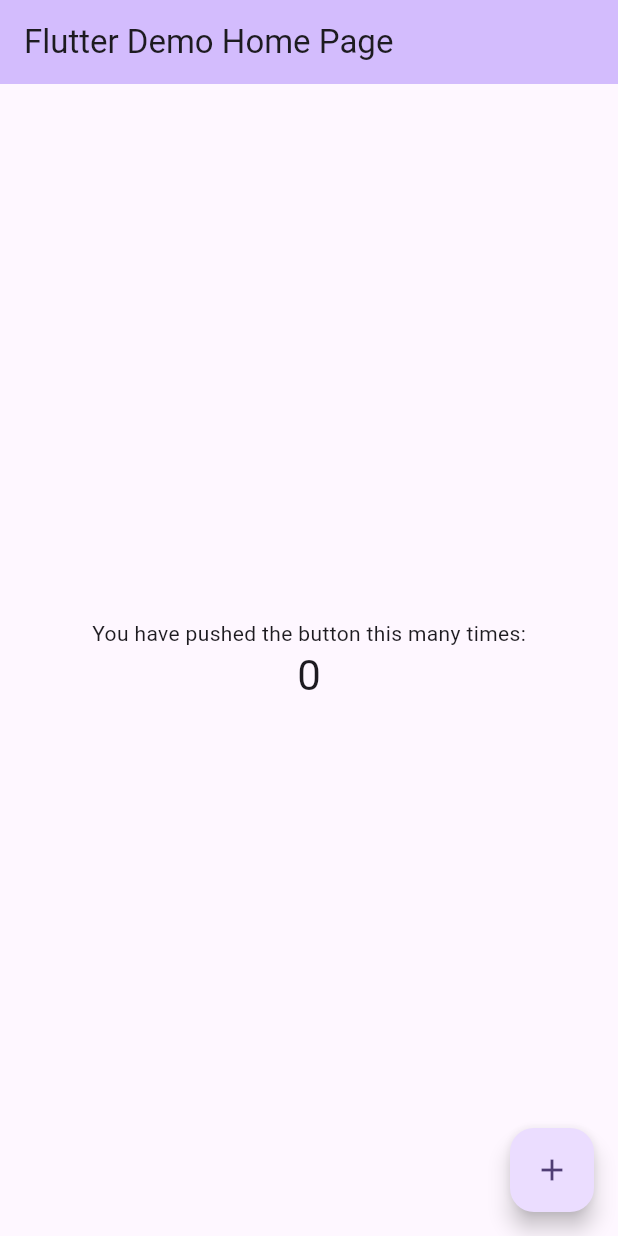
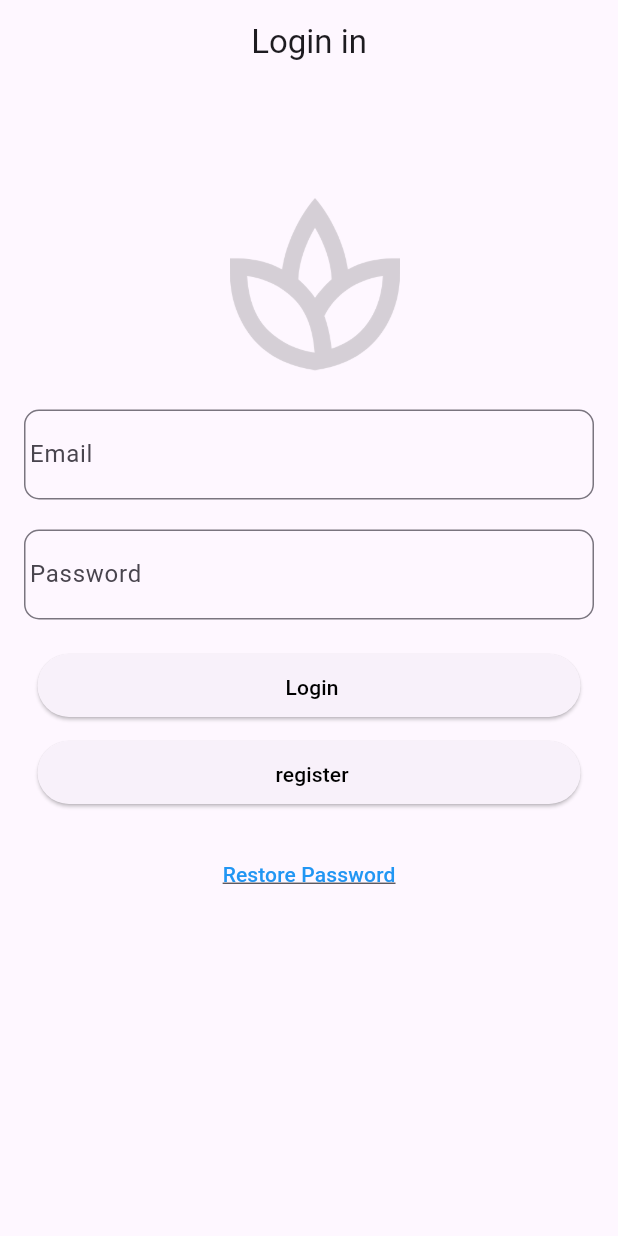
Before and after one commit to 211099/redsocial-flutter, a Flutter app: the screen it shows after launch, on a phone screen of 412 x 824 dp. Run offline on Flutter 3.47's test engine with Material 2 defaults, Android fonts, the light colour scheme and no system bars; our stand-ins replace google_fonts.

Commit message:
Vistas funcionales terminadas user

```diff
--- /dev/null
+++ b/lib/feature/user/presentation/pages/login.dart
@@ -0,0 +1,127 @@
+import 'package:actividad1c2/feature/user/presentation/pages/register.dart';
+import 'package:actividad1c2/feature/user/presentation/pages/restore_pasword.dart';
+import 'package:flutter/material.dart';
+
+class Login extends StatelessWidget {
+  @override
+  Widget build(BuildContext context) {
+    final width = MediaQuery.of(context).size.width;
+
+    return Scaffold(
+      appBar: AppBar(
+        title: Center(child: Text('Login in')),
+      ),
+      body: Container(
+        child: Center(
+          child: Padding(
+            padding: EdgeInsets.all(16.0),
+            child: Stack(
+              children: <Widget>[
+                Positioned(
+                  top: 60,
+                  left: 137,
+                  child: Opacity(
+                    opacity: 0.4,
+                    child: Image(
+                      width: 114,
+                      height: 115,
+                      image: AssetImage('assets/spafill0wght400grad0opsz24-1-GuG.png'),
+                    ),
+                  ),
+                ),
+                Column(
+                  mainAxisAlignment: MainAxisAlignment.center,
+                  children: <Widget>[
+                    TextFormField(
+                      decoration: InputDecoration(
+                        labelText: 'Email',
+                        contentPadding: EdgeInsets.symmetric(vertical: 18),
+                        border: OutlineInputBorder(
+                          borderRadius: BorderRadius.circular(10.0),
+                        ),
+                      ),
+                      textAlign: TextAlign.center,
+                    ),
+                    SizedBox(height: 20),
+                    TextFormField(
+                      obscureText: true,
+                      decoration: InputDecoration(
+                        labelText: 'Password',
+                        contentPadding: EdgeInsets.symmetric(vertical: 18),
+                        border: OutlineInputBorder(
+                          borderRadius: BorderRadius.circular(10.0),
+                        ),
+                        alignLabelWithHint: true,
+                      ),
+                      textAlign: TextAlign.center,
+                    ),
+                    SizedBox(height: 20),
+                    ElevatedButton(
+                      onPressed: () {
+                        // Aquí puedes agregar la lógica para manejar el inicio de sesión
+                      },
+                      child: Container(
+                        width: 310,
+                        height: 40,
+                        margin: EdgeInsets.only(top: 2, left: 4),
+                        child: Center(
+                          child: Text(
+                            'Login',
+                            style: TextStyle(
+                              color: Colors.black,
+                            ),
+                          ),
+                        ),
+                      ),
+
+                    ),
+                    SizedBox(height: 10),
+                    ElevatedButton(
+                      onPressed: () {
+                        Navigator.push(
+                          context,
+                          MaterialPageRoute(builder: (context) => Register()), // Reemplaza 'RegisterView' con el nombre de tu vista de registro
+                        );
+                      },
+                      child: Container(
+                        width: 310,
+                        height: 40,
+                        margin: EdgeInsets.only(top: 2, left: 4),
+                        child: Center(
+                          child: Text(
+                            'register',
+                            style: TextStyle(
+                              color: Colors.black,
+                            ),
+                          ),
+                        ),
+                      ),
+
+                    ),
+                    SizedBox(height: 20),
+                    TextButton(
+                      onPressed: () {
+                        Navigator.push(
+                          context,
+                          MaterialPageRoute(builder: (context) => RestorePassword()), // Reemplaza 'ResetPasswordPage' con el nombre de tu vista de restablecimiento de contraseña
+                        );
+                      },
+                      child: Text(
+                        'Restore Password',
+                        style: TextStyle(
+                          color: Colors.blue, // Puedes personalizar el color del texto
+                          decoration: TextDecoration.underline, // Agrega un subrayado al texto
+                        ),
+                      ),
+                    ),
+
+                  ],
+                ),
+              ],
+            ),
+          ),
+        ),
+      ),
+    );
+  }
+}
--- a/lib/main.dart
+++ b/lib/main.dart
@@ -1,3 +1,4 @@
+import 'package:actividad1c2/feature/user/presentation/pages/login.dart';
 import 'package:flutter/material.dart';
 
 void main() {
@@ -5,121 +6,21 @@ void main() {
 }
 
 class MyApp extends StatelessWidget {
-  const MyApp({super.key});
+  const MyApp({Key? key}) : super(key: key);
 
-  // This widget is the root of your application.
   @override
   Widget build(BuildContext context) {
     return MaterialApp(
       title: 'Flutter Demo',
+      debugShowCheckedModeBanner: false,
       theme: ThemeData(
-        // This is the theme of your application.
-        //
-        // TRY THIS: Try running your application with "flutter run". You'll see
-        // the application has a blue toolbar. Then, without quitting the app,
-        // try changing the seedColor in the colorScheme below to Colors.green
-        // and then invoke "hot reload" (save your changes or press the "hot
-        // reload" button in a Flutter-supported IDE, or press "r" if you used
-        // the command line to start the app).
-        //
-        // Notice that the counter didn't reset back to zero; the application
-        // state is not lost during the reload. To reset the state, use hot
-        // restart instead.
-        //
-        // This works for code too, not just values: Most code changes can be
-        // tested with just a hot reload.
-        colorScheme: ColorScheme.fromSeed(seedColor: Colors.deepPurple),
+
+        colorScheme: ColorScheme.fromSeed(
+          seedColor: Colors.deepPurple,
+        ),
         useMaterial3: true,
       ),
-      home: const MyHomePage(title: 'Flutter Demo Home Page'),
+      home: Login(), // Cambiado a tu nueva vista
     );
   }
 }
-
-class MyHomePage extends StatefulWidget {
-  const MyHomePage({super.key, required this.title});
-
-  // This widget is the home page of your application. It is stateful, meaning
-  // that it has a State object (defined below) that contains fields that affect
-  // how it looks.
-
-  // This class is the configuration for the state. It holds the values (in this
-  // case the title) provided by the parent (in this case the App widget) and
-  // used by the build method of the State. Fields in a Widget subclass are
-  // always marked "final".
-
-  final String title;
-
-  @override
-  State<MyHomePage> createState() => _MyHomePageState();
-}
-
-class _MyHomePageState extends State<MyHomePage> {
-  int _counter = 0;
-
-  void _incrementCounter() {
-    setState(() {
-      // This call to setState tells the Flutter framework that something has
-      // changed in this State, which causes it to rerun the build method below
-      // so that the display can reflect the updated values. If we changed
-      // _counter without calling setState(), then the build method would not be
-      // called again, and so nothing would appear to happen.
-      _counter++;
-    });
-  }
-
-  @override
-  Widget build(BuildContext context) {
-    // This method is rerun every time setState is called, for instance as done
-    // by the _incrementCounter method above.
-    //
-    // The Flutter framework has been optimized to make rerunning build methods
-    // fast, so that you can just rebuild anything that needs updating rather
-    // than having to individually change instances of widgets.
-    return Scaffold(
-      appBar: AppBar(
-        // TRY THIS: Try changing the color here to a specific color (to
-        // Colors.amber, perhaps?) and trigger a hot reload to see the AppBar
-        // change color while the other colors stay the same.
-        backgroundColor: Theme.of(context).colorScheme.inversePrimary,
-        // Here we take the value from the MyHomePage object that was created by
-        // the App.build method, and use it to set our appbar title.
-        title: Text(widget.title),
-      ),
-      body: Center(
-        // Center is a layout widget. It takes a single child and positions it
-        // in the middle of the parent.
-        child: Column(
-          // Column is also a layout widget. It takes a list of children and
-          // arranges them vertically. By default, it sizes itself to fit its
-          // children horizontally, and tries to be as tall as its parent.
-          //
-          // Column has various properties to control how it sizes itself and
-          // how it positions its children. Here we use mainAxisAlignment to
-          // center the children vertically; the main axis here is the vertical
-          // axis because Columns are vertical (the cross axis would be
-          // horizontal).
-          //
-          // TRY THIS: Invoke "debug painting" (choose the "Toggle Debug Paint"
-          // action in the IDE, or press "p" in the console), to see the
-          // wireframe for each widget.
-          mainAxisAlignment: MainAxisAlignment.center,
-          children: <Widget>[
-            const Text(
-              'You have pushed the button this many times:',
-            ),
-            Text(
-              '$_counter',
-              style: Theme.of(context).textTheme.headlineMedium,
-            ),
-          ],
-        ),
-      ),
-      floatingActionButton: FloatingActionButton(
-        onPressed: _incrementCounter,
-        tooltip: 'Increment',
-        child: const Icon(Icons.add),
-      ), // This trailing comma makes auto-formatting nicer for build methods.
-    );
-  }
-}
```
Also changed, not shown: lib/feature/user/presentation/pages/new_password.dart (added, +85 -0 lines), lib/feature/user/presentation/pages/register.dart (added, +91 -0 lines), lib/feature/user/presentation/pages/restore_pasword.dart (added, +61 -0 lines), lib/utils.dart (added, +82 -0 lines), pubspec.yaml (+8 -4 lines), assets/callfill0wght400grad0opsz24-1.png (added), assets/personfill0wght400grad0opsz24-1.png (added), assets/spafill0wght400grad0opsz24-1-GuG.png (added), pubspec.lock, 2 other files.
